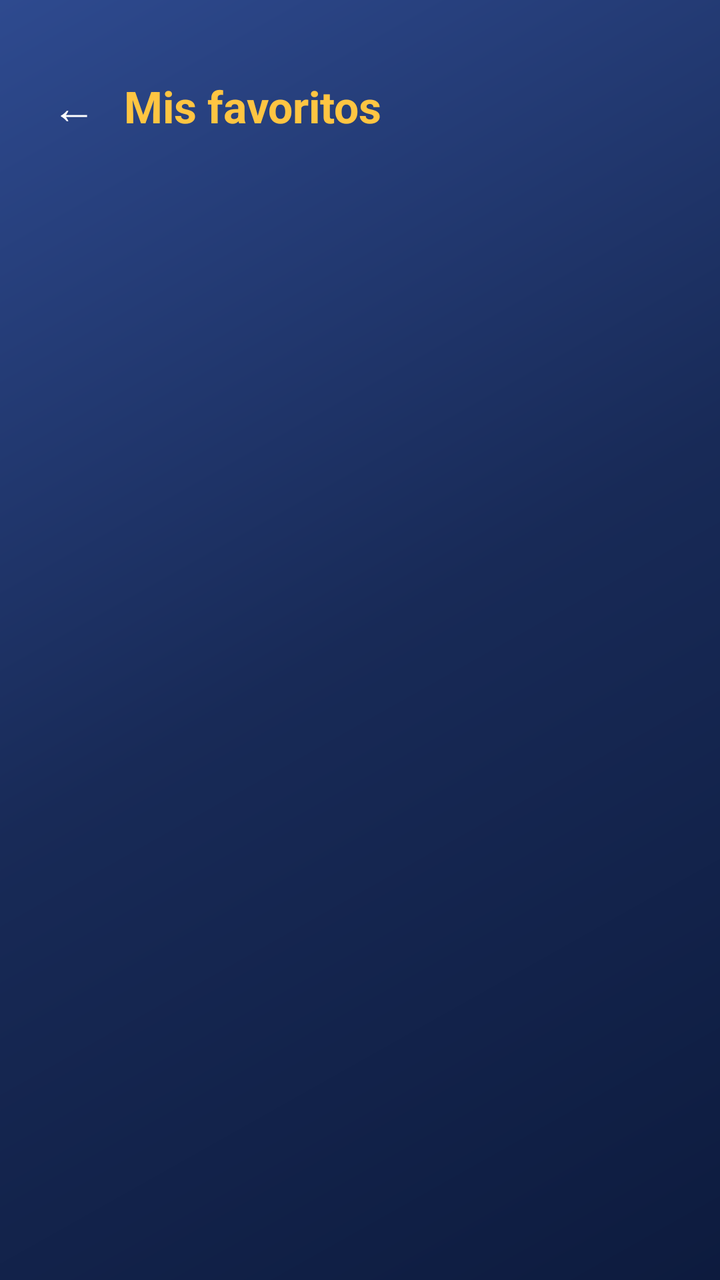
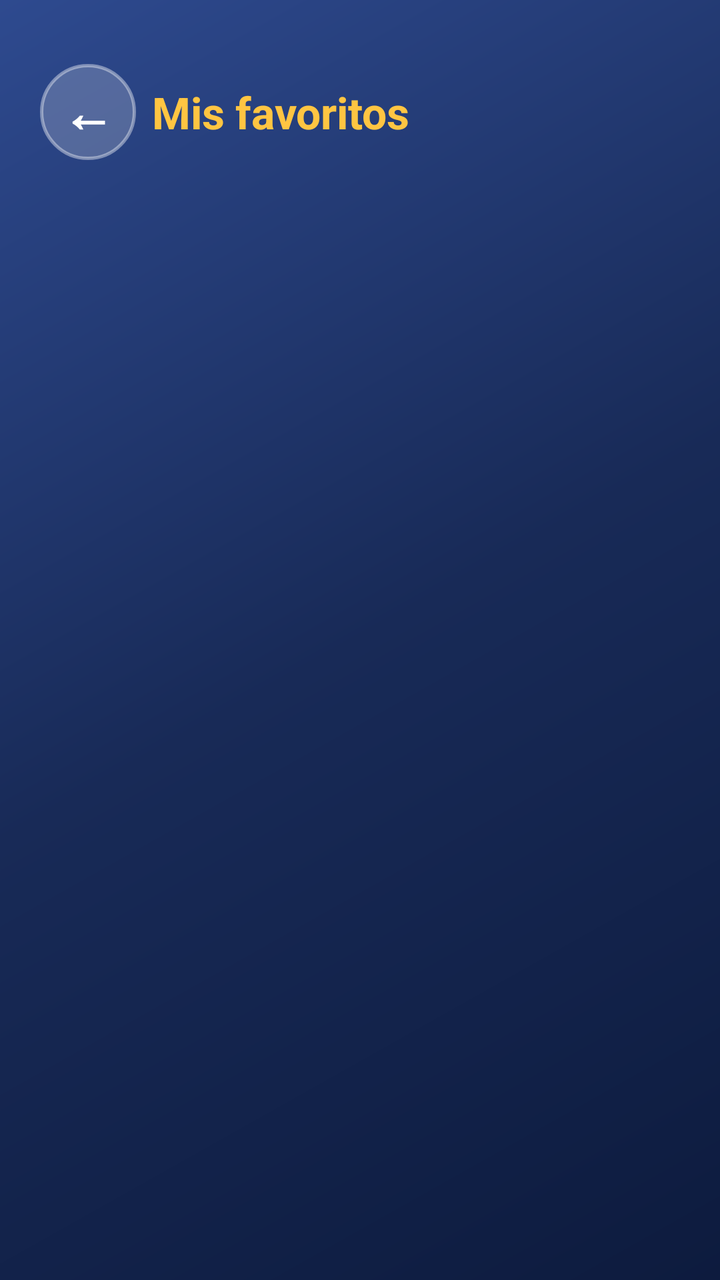

Compare the two renders of this Android layout. The source of the first and the diff that turns it into the second are given below.
<!-- AndroidManifest.xml: application theme Theme.POKEApp -->
<!-- res/layout/activity_favoritos.xml -->
<?xml version="1.0" encoding="utf-8"?>
<LinearLayout xmlns:android="http://schemas.android.com/apk/res/android"
    android:layout_width="match_parent"
    android:layout_height="match_parent"
    android:orientation="vertical"
    android:background="@drawable/bg_gradient_app"
    android:padding="20dp">

    <LinearLayout
        android:layout_width="match_parent"
        android:layout_height="wrap_content"
        android:orientation="horizontal"
        android:gravity="center_vertical"
        android:layout_marginTop="12dp">

        <TextView
            android:id="@+id/btnRegresar"
            android:layout_width="wrap_content"
            android:layout_height="wrap_content"
            android:text="←"
            android:textColor="@color/poke_white"
            android:textSize="22sp"
            android:padding="6dp" />

        <TextView
            android:layout_width="0dp"
            android:layout_height="wrap_content"
            android:layout_weight="1"
            android:layout_marginStart="8dp"
            android:text="Mis favoritos"
            android:textColor="@color/poke_gold"
            android:textSize="22sp"
            android:textStyle="bold" />

        <ProgressBar
            android:id="@+id/progressFavoritos"
            android:layout_width="24dp"
            android:layout_height="24dp"
            android:visibility="gone" />
    </LinearLayout>

    <TextView
        android:id="@+id/tvVacio"
        android:layout_width="match_parent"
        android:layout_height="wrap_content"
        android:layout_marginTop="40dp"
        android:gravity="center"
        android:text="Aún no tienes Pokémon favoritos.\nBúscalos en la Pokédex y toca la estrella ⭐"
        android:textColor="@color/poke_gray_text"
        android:textSize="13sp"
        android:visibility="gone" />

    <androidx.recyclerview.widget.RecyclerView
        android:id="@+id/recyclerFavoritos"
        android:layout_width="match_parent"
        android:layout_height="0dp"
        android:layout_weight="1"
        android:layout_marginTop="16dp"
        android:clipToPadding="false"
        android:paddingBottom="12dp" />

</LinearLayout>
<!-- resources referenced by this layout -->
<resources>
  <color name="poke_gold">#FFC542</color>
  <color name="poke_gray_text">#8A93A6</color>
  <color name="poke_white">#FFFFFF</color>
  <!-- drawable bg_gradient_app (drawable) -->
  <?xml version="1.0" encoding="utf-8"?>
  <shape xmlns:android="http://schemas.android.com/apk/res/android">
      <gradient
          android:startColor="@color/poke_blue_dark"
          android:centerColor="@color/poke_blue"
          android:endColor="@color/poke_blue_light"
          android:angle="135" />
  </shape>
  <style name="Theme.POKEApp" parent="Base.Theme.POKEApp">
          
          <item name="materialButtonStyle">@style/Widget.POKEApp.Button</item>
      </style>
  <color name="poke_blue_dark">#0D1B3E</color>
  <color name="poke_blue">#182A57</color>
  <color name="poke_blue_light">#2E4A8F</color>
  <style name="Base.Theme.POKEApp" parent="Theme.Material3.DayNight.NoActionBar">
          
          
      </style>
  <style name="Widget.POKEApp.Button" parent="Widget.Material3.Button">
          <item name="backgroundTint">@null</item>
          <item name="android:insetTop">0dp</item>
          <item name="android:insetBottom">0dp</item>
      </style>
</resources>

<!-- the commit's change to res/layout/activity_favoritos.xml (unified diff, before → after) -->
@@ -15,12 +15,16 @@
 
         <TextView
             android:id="@+id/btnRegresar"
-            android:layout_width="wrap_content"
-            android:layout_height="wrap_content"
+            android:layout_width="48dp"
+            android:layout_height="48dp"
+            android:background="@drawable/bg_boton_regresar"
+            android:gravity="center"
+            android:includeFontPadding="false"
             android:text="←"
-            android:textColor="@color/poke_white"
-            android:textSize="22sp"
-            android:padding="6dp" />
+            android:textColor="#FFFFFF"
+            android:textSize="26sp"
+            android:textStyle="bold"
+            android:contentDescription="Regresar" />
 
         <TextView
             android:layout_width="0dp"
<!-- resource entries referenced after the edit -->
@@ -2,7 +2,13 @@
 <resources>
   <color name="poke_gold">#FFC542</color>
   <color name="poke_gray_text">#8A93A6</color>
-  <color name="poke_white">#FFFFFF</color>
+  <!-- drawable bg_boton_regresar (drawable) -->
+  <?xml version="1.0" encoding="utf-8"?>
+  <shape xmlns:android="http://schemas.android.com/apk/res/android"
+      android:shape="oval">
+      <solid android:color="#33FFFFFF" />
+      <stroke android:width="1.5dp" android:color="#66FFFFFF" />
+  </shape>
   <!-- drawable bg_gradient_app (drawable) -->
   <?xml version="1.0" encoding="utf-8"?>
   <shape xmlns:android="http://schemas.android.com/apk/res/android">
